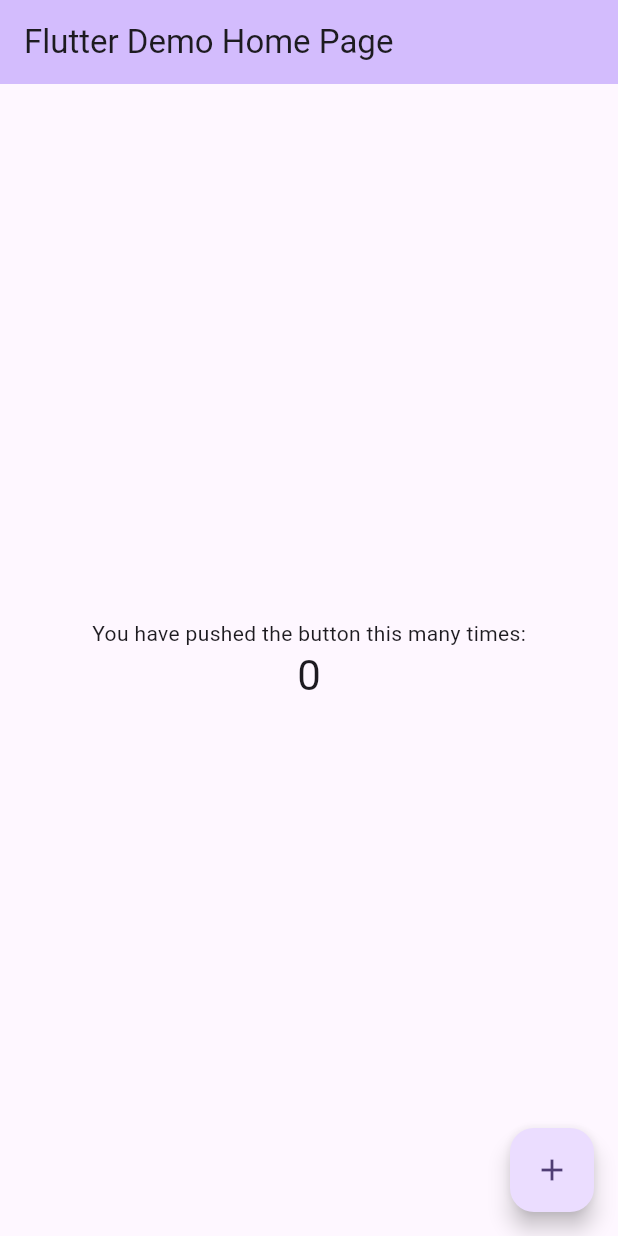
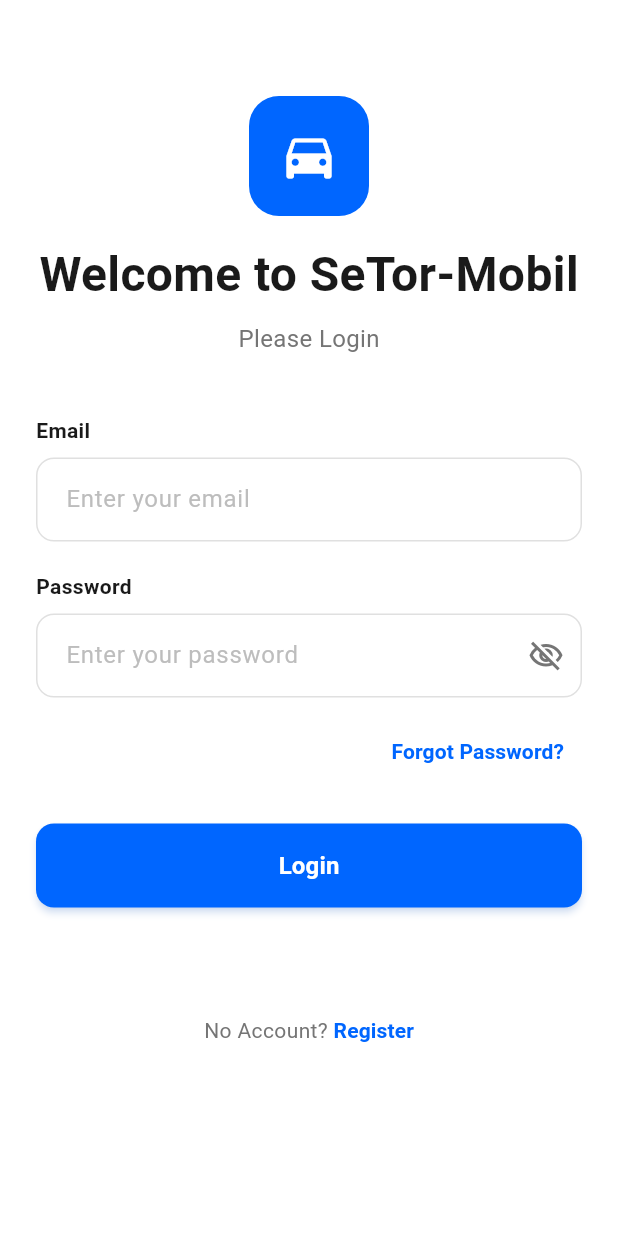
Before and after one commit to PeterAjaaa/Setor-Mobil, a Flutter app: the screen it shows after launch, on a phone screen of 412 x 824 dp. Run offline on Flutter 3.47's test engine with Material 3 defaults, Android fonts, the light colour scheme and no system bars.

Commit message:
Login Feature

```diff
--- a/lib/main.dart
+++ b/lib/main.dart
@@ -1,4 +1,5 @@
 import 'package:flutter/material.dart';
+import 'package:setor_mobil/screens/login_screen.dart';
 
 void main() {
   runApp(const MyApp());
@@ -30,93 +31,7 @@
         // tested with just a hot reload.
         colorScheme: ColorScheme.fromSeed(seedColor: Colors.deepPurple),
       ),
-      home: const MyHomePage(title: 'Flutter Demo Home Page'),
+      home: const LoginScreen(),
     );
   }
 }
-
-class MyHomePage extends StatefulWidget {
-  const MyHomePage({super.key, required this.title});
-
-  // This widget is the home page of your application. It is stateful, meaning
-  // that it has a State object (defined below) that contains fields that affect
-  // how it looks.
-
-  // This class is the configuration for the state. It holds the values (in this
-  // case the title) provided by the parent (in this case the App widget) and
-  // used by the build method of the State. Fields in a Widget subclass are
-  // always marked "final".
-
-  final String title;
-
-  @override
-  State<MyHomePage> createState() => _MyHomePageState();
-}
-
-class _MyHomePageState extends State<MyHomePage> {
-  int _counter = 0;
-
-  void _incrementCounter() {
-    setState(() {
-      // This call to setState tells the Flutter framework that something has
-      // changed in this State, which causes it to rerun the build method below
-      // so that the display can reflect the updated values. If we changed
-      // _counter without calling setState(), then the build method would not be
-      // called again, and so nothing would appear to happen.
-      _counter++;
-    });
-  }
-
-  @override
-  Widget build(BuildContext context) {
-    // This method is rerun every time setState is called, for instance as done
-    // by the _incrementCounter method above.
-    //
-    // The Flutter framework has been optimized to make rerunning build methods
-    // fast, so that you can just rebuild anything that needs updating rather
-    // than having to individually change instances of widgets.
-    return Scaffold(
-      appBar: AppBar(
-        // TRY THIS: Try changing the color here to a specific color (to
-        // Colors.amber, perhaps?) and trigger a hot reload to see the AppBar
-        // change color while the other colors stay the same.
-        backgroundColor: Theme.of(context).colorScheme.inversePrimary,
-        // Here we take the value from the MyHomePage object that was created by
-        // the App.build method, and use it to set our appbar title.
-        title: Text(widget.title),
-      ),
-      body: Center(
-        // Center is a layout widget. It takes a single child and positions it
-        // in the middle of the parent.
-        child: Column(
-          // Column is also a layout widget. It takes a list of children and
-          // arranges them vertically. By default, it sizes itself to fit its
-          // children horizontally, and tries to be as tall as its parent.
-          //
-          // Column has various properties to control how it sizes itself and
-          // how it positions its children. Here we use mainAxisAlignment to
-          // center the children vertically; the main axis here is the vertical
-          // axis because Columns are vertical (the cross axis would be
-          // horizontal).
-          //
-          // TRY THIS: Invoke "debug painting" (choose the "Toggle Debug Paint"
-          // action in the IDE, or press "p" in the console), to see the
-          // wireframe for each widget.
-          mainAxisAlignment: MainAxisAlignment.center,
-          children: <Widget>[
-            const Text('You have pushed the button this many times:'),
-            Text(
-              '$_counter',
-              style: Theme.of(context).textTheme.headlineMedium,
-            ),
-          ],
-        ),
-      ),
-      floatingActionButton: FloatingActionButton(
-        onPressed: _incrementCounter,
-        tooltip: 'Increment',
-        child: const Icon(Icons.add),
-      ), // This trailing comma makes auto-formatting nicer for build methods.
-    );
-  }
-}
--- /dev/null
+++ b/lib/screens/login_screen.dart
@@ -0,0 +1,361 @@
+import 'package:flutter/material.dart';
+
+class LoginScreen extends StatefulWidget {
+  const LoginScreen({Key? key}) : super(key: key);
+
+  @override
+  State<LoginScreen> createState() => _LoginScreenState();
+}
+
+class _LoginScreenState extends State<LoginScreen> {
+  final _formKey = GlobalKey<FormState>();
+  final _emailController = TextEditingController();
+  final _passwordController = TextEditingController();
+  bool _obscurePassword = true;
+  bool _isLoading = false;
+
+  @override
+  void dispose() {
+    _emailController.dispose();
+    _passwordController.dispose();
+    super.dispose();
+  }
+
+  Future<void> _handleLogin() async {
+    if (_formKey.currentState!.validate()) {
+      setState(() => _isLoading = true);
+
+      // TODO: Implement API call
+      await Future.delayed(const Duration(seconds: 2));
+
+      setState(() => _isLoading = false);
+
+      if (mounted) {
+        ScaffoldMessenger.of(context).showSnackBar(
+          const SnackBar(content: Text('Login Successful!')),
+        );
+      }
+    }
+  }
+
+  //Google Sign In
+  // Future<void> _handleGoogleLogin() async {
+  //   ScaffoldMessenger.of(context).showSnackBar(
+  //     const SnackBar(content: Text('Google Sign In coming soon!')),
+  //   );
+  // }
+
+  @override
+  Widget build(BuildContext context) {
+    return Scaffold(
+      backgroundColor: Colors.white,
+      body: SafeArea(
+        child: SingleChildScrollView(
+          padding: const EdgeInsets.all(24.0),
+          child: Form(
+            key: _formKey,
+            child: Column(
+              crossAxisAlignment: CrossAxisAlignment.stretch,
+              children: [
+                const SizedBox(height: 40),
+
+                Center(
+                  child: Column(
+                    children: [
+                      Container(
+                        width: 80,
+                        height: 80,
+                        decoration: BoxDecoration(
+                          color: const Color(0xFF0066FF),
+                          borderRadius: BorderRadius.circular(20),
+                        ),
+                        child: const Icon(
+                          Icons.directions_car,
+                          color: Colors.white,
+                          size: 40,
+                        ),
+                      ),
+                      const SizedBox(height: 16),
+                      const Text(
+                        'Welcome to SeTor-Mobil',
+                        style: TextStyle(
+                          fontSize: 32,
+                          fontWeight: FontWeight.bold,
+                          color: Color(0xFF1A1A1A),
+                        ),
+                      ),
+                      const SizedBox(height: 8),
+                      Text(
+                        'Please Login',
+                        style: TextStyle(
+                          fontSize: 16,
+                          color: Colors.grey[600],
+                        ),
+                      ),
+                    ],
+                  ),
+                ),
+
+                const SizedBox(height: 40),
+
+                Column(
+                  crossAxisAlignment: CrossAxisAlignment.start,
+                  children: [
+                    const Text(
+                      'Email',
+                      style: TextStyle(
+                        fontSize: 14,
+                        fontWeight: FontWeight.w600,
+                        color: Color(0xFF1A1A1A),
+                      ),
+                    ),
+                    const SizedBox(height: 8),
+                    TextFormField(
+                      controller: _emailController,
+                      keyboardType: TextInputType.emailAddress,
+                      decoration: InputDecoration(
+                        hintText: 'Enter your email',
+                        hintStyle: TextStyle(color: Colors.grey[400]),
+                        filled: true,
+                        fillColor: Colors.white,
+                        border: OutlineInputBorder(
+                          borderRadius: BorderRadius.circular(12),
+                          borderSide: BorderSide(color: Colors.grey[300]!),
+                        ),
+                        enabledBorder: OutlineInputBorder(
+                          borderRadius: BorderRadius.circular(12),
+                          borderSide: BorderSide(color: Colors.grey[300]!),
+                        ),
+                        focusedBorder: OutlineInputBorder(
+                          borderRadius: BorderRadius.circular(12),
+                          borderSide: const BorderSide(
+                            color: Color(0xFF0066FF),
+                            width: 2,
+                          ),
+                        ),
+                        contentPadding: const EdgeInsets.symmetric(
+                          horizontal: 16,
+                          vertical: 16,
+                        ),
+                      ),
+                      validator: (value) {
+                        if (value == null || value.isEmpty) {
+                          return 'Please enter your email';
+                        }
+                        if (!value.contains('@')) {
+                          return 'Email is not valid';
+                        }
+                        return null;
+                      },
+                    ),
+                  ],
+                ),
+
+                const SizedBox(height: 20),
+
+                Column(
+                  crossAxisAlignment: CrossAxisAlignment.start,
+                  children: [
+                    const Text(
+                      'Password',
+                      style: TextStyle(
+                        fontSize: 14,
+                        fontWeight: FontWeight.w600,
+                        color: Color(0xFF1A1A1A),
+                      ),
+                    ),
+                    const SizedBox(height: 8),
+                    TextFormField(
+                      controller: _passwordController,
+                      obscureText: _obscurePassword,
+                      decoration: InputDecoration(
+                        hintText: 'Enter your password',
+                        hintStyle: TextStyle(color: Colors.grey[400]),
+                        filled: true,
+                        fillColor: Colors.white,
+                        border: OutlineInputBorder(
+                          borderRadius: BorderRadius.circular(12),
+                          borderSide: BorderSide(color: Colors.grey[300]!),
+                        ),
+                        enabledBorder: OutlineInputBorder(
+                          borderRadius: BorderRadius.circular(12),
+                          borderSide: BorderSide(color: Colors.grey[300]!),
+                        ),
+                        focusedBorder: OutlineInputBorder(
+                          borderRadius: BorderRadius.circular(12),
+                          borderSide: const BorderSide(
+                            color: Color(0xFF0066FF),
+                            width: 2,
+                          ),
+                        ),
+                        contentPadding: const EdgeInsets.symmetric(
+                          horizontal: 16,
+                          vertical: 16,
+                        ),
+                        suffixIcon: IconButton(
+                          icon: Icon(
+                            _obscurePassword
+                                ? Icons.visibility_off_outlined
+                                : Icons.visibility_outlined,
+                            color: Colors.grey[600],
+                          ),
+                          onPressed: () {
+                            setState(() {
+                              _obscurePassword = !_obscurePassword;
+                            });
+                          },
+                        ),
+                      ),
+                      validator: (value) {
+                        if (value == null || value.isEmpty) {
+                          return 'Please enter your password';
+                        }
+                        if (value.length < 6) {
+                          return 'Password must be at least 6 characters long';
+                        }
+                        return null;
+                      },
+                    ),
+                  ],
+                ),
+
+                const SizedBox(height: 12),
+
+                Align(
+                  alignment: Alignment.centerRight,
+                  child: TextButton(
+                    onPressed: () {
+                      // TODO: Navigate to forgot password
+                    },
+                    child: const Text(
+                      'Forgot Password?',
+                      style: TextStyle(
+                        color: Color(0xFF0066FF),
+                        fontWeight: FontWeight.w600,
+                        fontSize: 14,
+                      ),
+                    ),
+                  ),
+                ),
+
+                const SizedBox(height: 24),
+
+                SizedBox(
+                  height: 56,
+                  child: ElevatedButton(
+                    onPressed: _isLoading ? null : _handleLogin,
+                    style: ElevatedButton.styleFrom(
+                      backgroundColor: const Color(0xFF0066FF),
+                      foregroundColor: Colors.white,
+                      elevation: 2,
+                      shadowColor: const Color(0xFF0066FF).withOpacity(0.3),
+                      shape: RoundedRectangleBorder(
+                        borderRadius: BorderRadius.circular(12),
+                      ),
+                    ),
+                    child: _isLoading
+                        ? const SizedBox(
+                            height: 24,
+                            width: 24,
+                            child: CircularProgressIndicator(
+                              color: Colors.white,
+                              strokeWidth: 2,
+                            ),
+                          )
+                        : const Text(
+                            'Login',
+                            style: TextStyle(
+                              fontSize: 16,
+                              fontWeight: FontWeight.bold,
+                            ),
+                          ),
+                  ),
+                ),
+
+                const SizedBox(height: 24),
+
+                // Row(
+                //   children: [
+                //     Expanded(child: Divider(color: Colors.grey[300])),
+                //     Padding(
+                //       padding: const EdgeInsets.symmetric(horizontal: 16),
+                //       child: Text(
+                //         'or',
+                //         style: TextStyle(
+                //           color: Colors.grey[600],
+                //           fontSize: 14,
+                //         ),
+                //       ),
+                //     ),
+                //     Expanded(child: Divider(color: Colors.grey[300])),
+                //   ],
+                // ),
+
+                const SizedBox(height: 24),
+
+                // SizedBox(
+                //   height: 56,
+                //   child: OutlinedButton.icon(
+                //     onPressed: _handleGoogleLogin,
+                //     icon: Image.network(
+                //       'https://www.google.com/favicon.ico',
+                //       width: 20,
+                //       height: 20,
+                //     ),
+                //     label: const Text(
+                //       'Masuk dengan Google',
+                //       style: TextStyle(
+                //         fontSize: 16,
+                //         fontWeight: FontWeight.w600,
+                //         color: Color(0xFF1A1A1A),
+                //       ),
+                //     ),
+                //     style: OutlinedButton.styleFrom(
+                //       side: BorderSide(color: Colors.grey[300]!, width: 2),
+                //       shape: RoundedRectangleBorder(
+                //         borderRadius: BorderRadius.circular(12),
+                //       ),
+                //     ),
+                //   ),
+                // ),
+
+                const SizedBox(height: 24),
+
+                Row(
+                  mainAxisAlignment: MainAxisAlignment.center,
+                  children: [
+                    Text(
+                      'No Account? ',
+                      style: TextStyle(
+                        color: Colors.grey[600],
+                        fontSize: 14,
+                      ),
+                    ),
+                    TextButton(
+                      onPressed: () {
+
+                      },
+                      style: TextButton.styleFrom(
+                        padding: EdgeInsets.zero,
+                        minimumSize: Size.zero,
+                        tapTargetSize: MaterialTapTargetSize.shrinkWrap,
+                      ),
+                      child: const Text(
+                        'Register',
+                        style: TextStyle(
+                          color: Color(0xFF0066FF),
+                          fontSize: 14,
+                          fontWeight: FontWeight.bold,
+                        ),
+                      ),
+                    ),
+                  ],
+                ),
+              ],
+            ),
+          ),
+        ),
+      ),
+    );
+  }
+}
```
Also changed, not shown: lib/screens/register._screen.dart (added).
